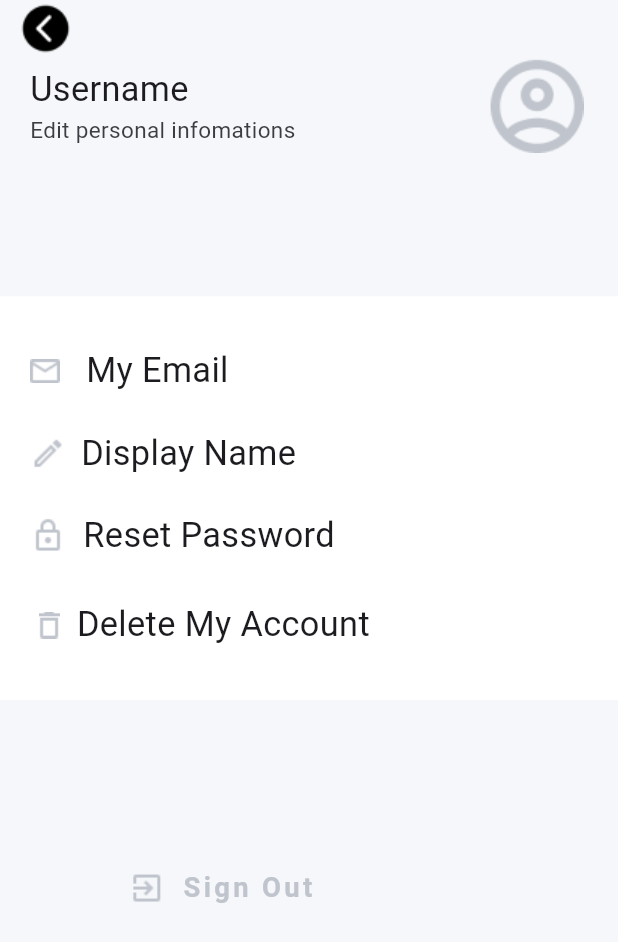
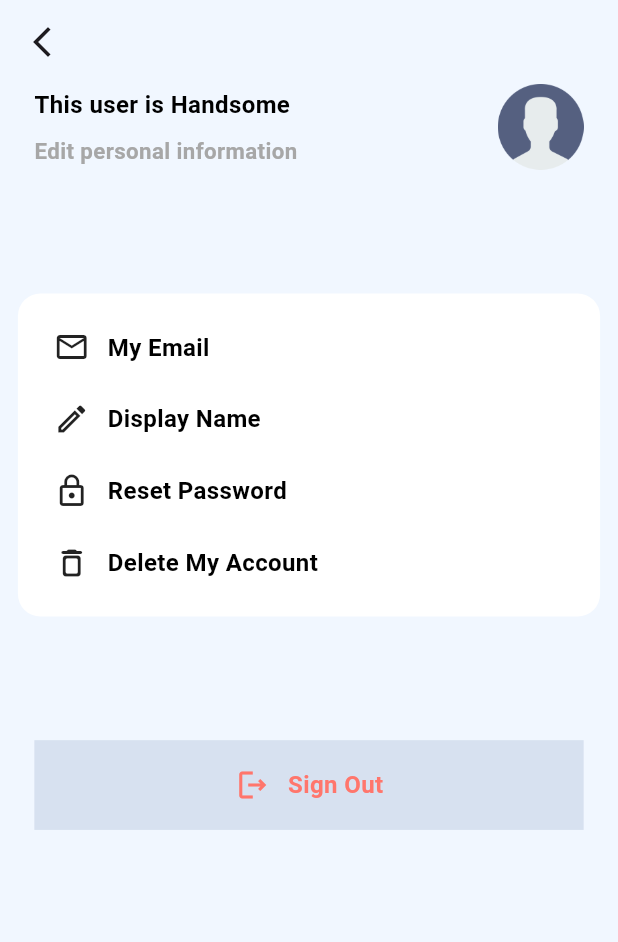
Before and after one commit to kongphop1209/App_TravelBlitz, a Flutter app: the SettingPage screen opened directly, on a phone screen of 412 x 824 dp. Shown: the top 942 px of the screen. Run offline on Flutter 3.47's test engine with Material 3 defaults, Android fonts, the phone set to English and light mode, and no system bars; our stand-ins replace firebase_auth, firebase_core, flutter_screenutil, google_nav_bar, responsive_builder; missing offline and left inert: firebase_app_check; accounts and stored records are empty.

Commit message:
change a little bit

```diff
--- a/lib/auth_page/login_page.dart
+++ b/lib/auth_page/login_page.dart
@@ -5,7 +5,7 @@ import 'package:flutter/widgets.dart';
 import 'package:flutter_screenutil/flutter_screenutil.dart';
 import 'package:traveling_app/auth_page/register_page.dart';
 import 'package:traveling_app/main_page.dart';
-import 'package:traveling_app/services/firebase_auth_implementation/firebase_auth_services.dart';
+import 'package:traveling_app/services/firebase_auth/firebase_auth_services.dart';
 import 'package:traveling_app/widget/container_widget.dart';
 
 class LoginPage extends StatefulWidget {
@@ -71,7 +71,7 @@ class _LoginPageState extends State<LoginPage> {
                               height: 15.h,
                             ),
                             GestureDetector(
-                              onTap: _signIn,
+                              onTap: _login,
                               child: Container(
                                 padding: EdgeInsets.symmetric(vertical: 10.h),
                                 alignment: Alignment.center,
@@ -149,17 +149,36 @@ class _LoginPageState extends State<LoginPage> {
     );
   }
 
-  void _signIn() async {
+  void _login() async {
     String username = _usernameController.text;
     String email = _emailController.text;
     String password = _passwordController.text;
 
     User? user = await _auth.signInWithEmailAndPassword(email, password);
 
-    if (user != null) {
-      print("User is sucessfully SignIn");
-      Navigator.pushNamed(context, "/main");
-    } else
-      print("Some error happend");
+    if (!_isEmailValid(email)) {
+      print("Invalid email address");
+      return;
+    }
+
+    try {
+      UserCredential userCredential =
+          await FirebaseAuth.instance.signInWithEmailAndPassword(
+        email: email,
+        password: password,
+      );
+
+      if (userCredential.user != null) {
+        print("User is successfully Signin");
+        Navigator.pushNamed(context, "/main");
+      }
+    } catch (e) {
+      print("Error occurred during sign-in: $e");
+    }
   }
 }
+
+bool _isEmailValid(String email) {
+  final emailRegex = RegExp(r'^[\w-\.]+@([\w-]+\.)+[\w-]{2,4}$');
+  return emailRegex.hasMatch(email);
+}
--- a/lib/screens/setting_page.dart
+++ b/lib/screens/setting_page.dart
@@ -5,6 +5,7 @@ import 'package:flutter/material.dart';
 import 'package:flutter/widgets.dart';
 import 'package:flutter_screenutil/flutter_screenutil.dart';
 import 'package:traveling_app/auth_page/login_page.dart';
+import 'package:traveling_app/main_page.dart';
 import 'package:traveling_app/user_auth/delete.dart';
 import 'package:traveling_app/user_auth/display.dart';
 import 'package:traveling_app/user_auth/emailedit.dart';
@@ -21,180 +22,220 @@ class _SettingPageState extends State<SettingPage> {
   @override
   Widget build(BuildContext context) {
     return Scaffold(
-      body: SafeArea(
+      backgroundColor: Color.fromRGBO(241, 247, 255, 1),
+      appBar: AppBar(
+        leading: IconButton(
+          icon: Icon(Icons.arrow_back_ios_new_outlined),
+          onPressed: () {
+            Navigator.pop(context);
+          },
+        ),
+        backgroundColor: Colors.transparent,
+      ),
+      body: SingleChildScrollView(
+        scrollDirection: Axis.vertical,
+        child: SafeArea(
           child: Container(
-          color: Color(0xFFF5F7FA),
             child: Column(
               children: [
                 Container(
-                alignment: Alignment.centerLeft,
-                child: Padding(
-                  padding: EdgeInsets.only(left: 10.w),
-                  child: SizedBox(
-                    child: GestureDetector(
-                      onTap: () {
-                        Navigator.of(context).pop();
-                      },
-                      child: Image.asset(
-                        'assets/images/back_icon.png',
-                      ),
-                    ),
-                  ),
-                ),
-              ),
-              Container(
-                alignment: Alignment.topCenter,
-                child: Expanded(
-                  child: Padding(
-                    padding: const EdgeInsets.only(left: 20.0),
-                    child: Column(
-                      children: [
-                        Row(
+                  margin: EdgeInsets.symmetric(horizontal: 20.w),
+                  child: Row(
                     mainAxisAlignment: MainAxisAlignment.spaceBetween,
                     children: [
                       Column(
                         crossAxisAlignment: CrossAxisAlignment.start,
                         children: [
                           Text(
-                                  'Username',
-                                  style: TextStyle(fontSize: 20.sp),
+                            'This user is Handsome',
+                            style: TextStyle(
+                                fontSize: 14.sp,
+                                fontWeight: FontWeight.bold,
+                                color: Colors.black),
+                          ),
+                          SizedBox(
+                            height: 7.h,
                           ),
                           Text(
-                                  'Edit personal infomations',
+                            'Edit personal information',
                             style: TextStyle(
-                                    color: Color(0xFF3C3C43),
-                                    fontSize: 15,
-                                  ),
+                                fontSize: 13.sp,
+                                fontWeight: FontWeight.bold,
+                                color:
+                                    const Color.fromARGB(255, 167, 167, 167)),
                           ),
                         ],
                       ),
+                      Image.asset(
+                        'assets/images/user.png',
+                        width: 50.w,
+                      ),
+                    ],
+                  ),
+                ),
+                SizedBox(
+                  height: MediaQuery.of(context).size.height * 0.1,
+                ),
                 Container(
-                              padding: EdgeInsets.symmetric(horizontal: 20.sp),
-                              child: Image.asset('assets/images/proflie.png'),
-                            )
-                          ],
+                  margin: EdgeInsets.symmetric(horizontal: 10.h),
+                  decoration: BoxDecoration(
+                    color: Colors.white,
+                    borderRadius: BorderRadius.circular(15),
+                  ),
+                  child: Container(
+                    padding: EdgeInsets.symmetric(vertical: 10.h),
+                    margin: EdgeInsets.symmetric(horizontal: 20.h),
+                    child: Column(
+                      children: [
+                        Container(
+                          padding: EdgeInsets.symmetric(vertical: 10.h),
+                          child: GestureDetector(
+                            onTap: () {
+                              Navigator.push(
+                                context,
+                                MaterialPageRoute(
+                                  builder: (context) => MainPage(),
+                                ),
+                              );
+                            },
+                            child: Row(
+                              children: [
+                                Icon(Icons.email_outlined),
+                                SizedBox(
+                                  width: 10.h,
+                                ),
+                                Text(
+                                  'My Email',
+                                  style: TextStyle(
+                                      fontSize: 14.sp,
+                                      fontWeight: FontWeight.w700,
+                                      color: Colors.black),
                                 ),
                               ],
                             ),
                           ),
                         ),
-              ),
-              SizedBox(
-                height: 80.h,
-              ),
                         Container(
-                color: Colors.white,
-                child: Padding(
-                  padding: const EdgeInsets.all(20.0),
-                  child: Column(
-                    mainAxisAlignment: MainAxisAlignment.start,
-                    children: [
-                      GestureDetector(
+                          padding: EdgeInsets.symmetric(vertical: 10.h),
+                          child: GestureDetector(
                             onTap: () {
-                          // Navigate to email page
                               Navigator.push(
                                 context,
                                 MaterialPageRoute(
-                                builder: (context) => Email_Page()),
+                                  builder: (context) => MainPage(),
+                                ),
                               );
                             },
                             child: Row(
                               children: [
-                            Container(
-                              child: Image.asset('assets/images/mail.png'),
+                                Icon(Icons.edit_outlined),
+                                SizedBox(
+                                  width: 10.h,
                                 ),
-                            SizedBox(
-                              width: 10.w,
-                              height: 50.h,
+                                Text(
+                                  'Display Name',
+                                  style: TextStyle(
+                                      fontSize: 14.sp,
+                                      fontWeight: FontWeight.w700,
+                                      color: Colors.black),
+                                ),
+                              ],
+                            ),
+                          ),
                         ),
                         Container(
-                              decoration: BoxDecoration(),
-                              child: Column(
+                          padding: EdgeInsets.symmetric(vertical: 10.h),
+                          child: GestureDetector(
+                            onTap: () {
+                              Navigator.push(
+                                context,
+                                MaterialPageRoute(
+                                  builder: (context) => MainPage(),
+                                ),
+                              );
+                            },
+                            child: Row(
                               children: [
+                                Icon(Icons.lock_outline),
+                                SizedBox(
+                                  width: 10.h,
+                                ),
                                 Text(
-                                    " My Email ",
-                                    style: TextStyle(fontSize: 20.sp),
+                                  'Reset Password',
+                                  style: TextStyle(
+                                      fontSize: 14.sp,
+                                      fontWeight: FontWeight.w700,
+                                      color: Colors.black),
                                 ),
                               ],
+                            ),
+                          ),
+                        ),
+                        Container(
+                          padding: EdgeInsets.symmetric(vertical: 10.h),
+                          child: GestureDetector(
+                            onTap: () {
+                              Navigator.pop(context);
+                            },
+                            child: Row(
+                              children: [
+                                Icon(Icons.delete_outline_rounded),
+                                SizedBox(
+                                  width: 10.h,
+                                ),
+                                Text(
+                                  'Delete My Account',
+                                  style: TextStyle(
+                                      fontSize: 14.sp,
+                                      fontWeight: FontWeight.w700,
+                                      color: Colors.black),
+                                ),
+                              ],
+                            ),
                           ),
                         ),
                       ],
                     ),
                   ),
-                      GestureDetector(
-                        onTap: () {
-                          // Navigate to display name page
-                          Navigator.push(
-                            context,
-                            MaterialPageRoute(
-                                builder: (context) => DisplayName_page()),
-                          );
-                        },
+                ),
+                SizedBox(
+                  height: MediaQuery.of(context).size.height * 0.1,
+                ),
+                Container(
+                  decoration:
+                      BoxDecoration(borderRadius: BorderRadius.circular(20)),
+                  margin: EdgeInsets.symmetric(horizontal: 20.w),
+                  child: Container(
+                    color: Color.fromARGB(255, 215, 225, 240),
+                    child: Row(
+                      mainAxisAlignment: MainAxisAlignment.center,
+                      children: [
+                        Container(
+                          padding: EdgeInsets.symmetric(vertical: 15.h),
                           child: Row(
                             children: [
-                            Container(
-                              child: Image.asset('assets/images/create.png'),
-                            ),
-                            SizedBox(
-                              width: 10,
-                              height: 50,
-                            ),
-                            Text(
-                              'Display Name',
-                              style: TextStyle(fontSize: 20.sp),
-                            ),
-                          ],
-                        ),
-                      ),
-                      GestureDetector(
-                        onTap: () {
-                          // Navigate to reset password page
-                          Navigator.push(
-                            context,
-                            MaterialPageRoute(
-                                builder: (context) => ResetPassword_Page()),
-                          );
-                        },
-                        child: Row(
-                          children: [
-                            Container(
-                              child: Image.asset('assets/images/locker.png'),
+                              Icon(
+                                Icons.logout_outlined,
+                                color: Color.fromARGB(255, 255, 118, 108),
                               ),
                               SizedBox(
                                 width: 10.w,
-                              height: 50.h,
                               ),
-                            Text(
-                              'Reset Password',
-                              style: TextStyle(fontSize: 20.sp),
-                            ),
-                          ],
+                              Container(
+                                child: GestureDetector(
+                                  onTap: () {
+                                    FirebaseAuth.instance.signOut();
+                                    Navigator.pushNamed(context, '/login');
+                                  },
+                                  child: Text(
+                                    'Sign Out',
+                                    style: TextStyle(
+                                      fontSize: 14.sp,
+                                      fontWeight: FontWeight.w700,
+                                      color: Color.fromARGB(255, 255, 118, 108),
                                     ),
                                   ),
-                      GestureDetector(
-                        onTap: () {
-                          // Navigate to delete account page
-                          Navigator.push(
-                            context,
-                            MaterialPageRoute(
-                                builder: (context) => DeleteAccount_Page()),
-                          );
-                        },
-                        child: Row(
-                          children: [
-                            SizedBox(
-                              width: 5.w,
                                 ),
-                            Container(
-                              child: Image.asset('assets/images/bin.png'),
-                            ),
-                            SizedBox(
-                              width: 10.w,
-                              height: 50.h,
-                            ),
-                            Text(
-                              'Delete My Account',
-                              style: TextStyle(fontSize: 20.sp),
                               ),
                             ],
                           ),
@@ -203,43 +244,8 @@ class _SettingPageState extends State<SettingPage> {
                     ),
                   ),
                 ),
-              Padding(
-                padding: EdgeInsets.only(top: 80.h),
-                child: Container(
-                  width: 350.w,
-                  height: 50.h,
-                  child: GestureDetector(
-                    onTap: () {
-                      FirebaseAuth.instance.signOut();
-                      Navigator.pushNamed(context, "/login");
-                    },
-                    child: Container(
-                      child: Row(
-                        children: [
-                          SizedBox(
-                            width: 70.w,
-                          ),
-                          Container(
-                            child: Image.asset('assets/images/exit.png'),
-                          ),
-                          SizedBox(
-                            width: 10.w,
-                          ),
-                          Text(
-                            'Sign Out',
-                            style: TextStyle(
-                                fontWeight: FontWeight.bold,
-                                fontSize: 16.sp,
-                                letterSpacing: 2.2,
-                                color: Color(0xFFC0C4CC)),
-                          ),
               ],
             ),
-                    ),
-                  ),
-                ),
-              ),
-            ],
           ),
         ),
       ),
```
Lines whose indentation alone changed are shown as unchanged.
